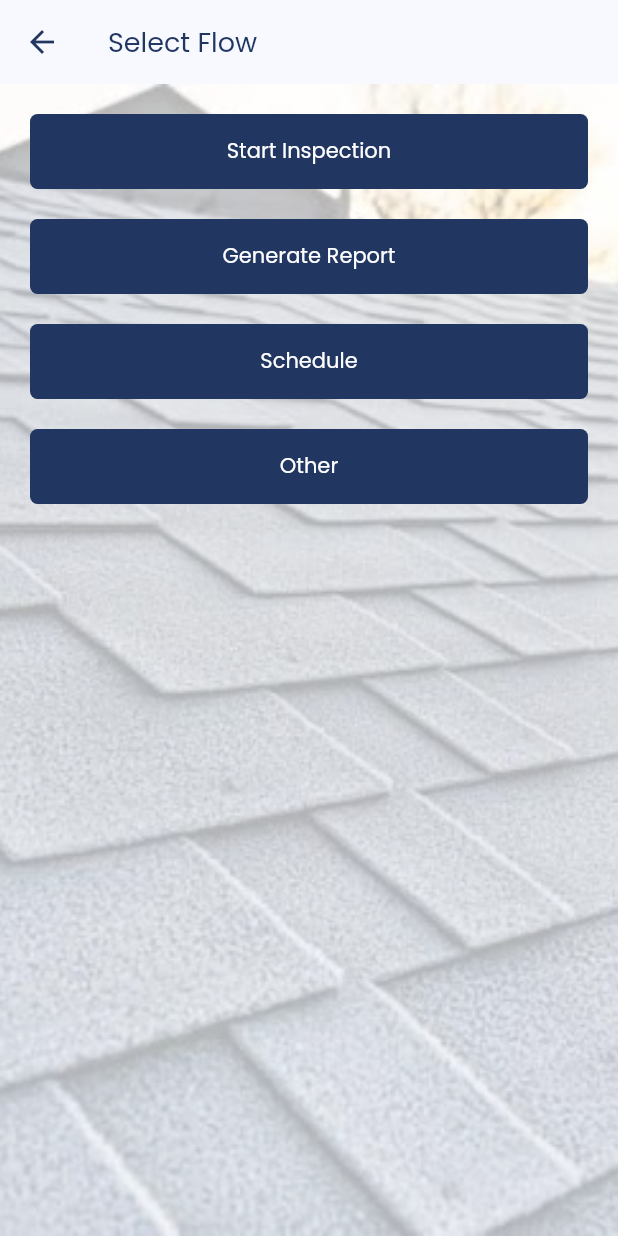
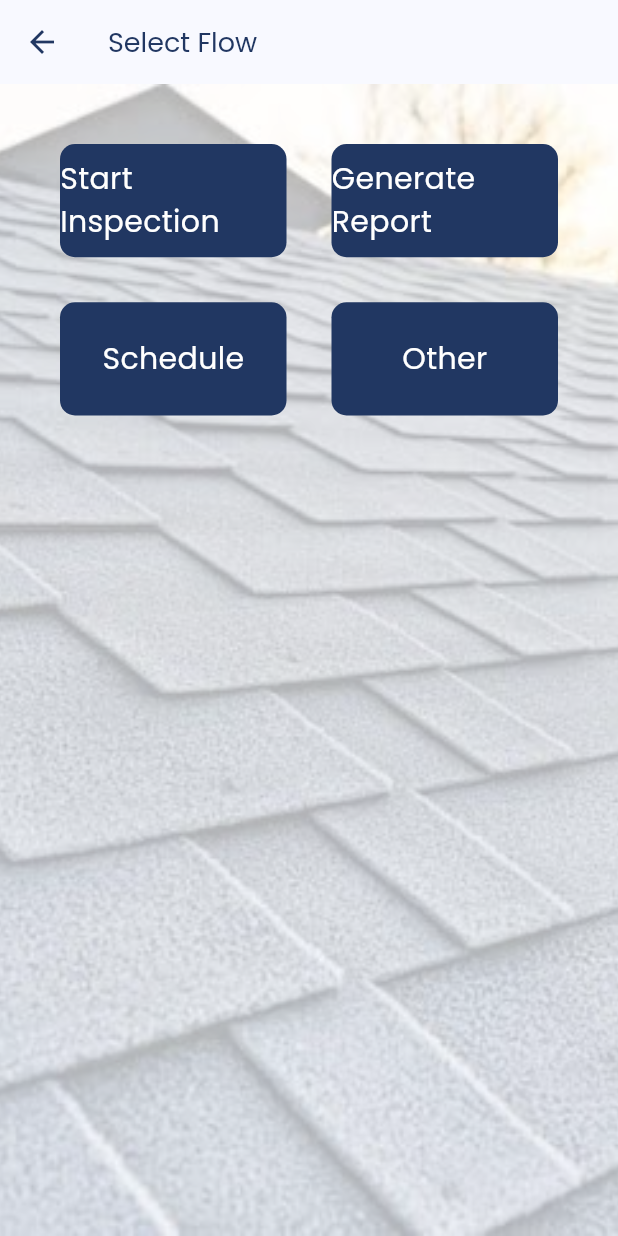
Before and after one commit to SPARSHAGGARWAL17/ai_inspection, a Flutter app: the FlowSelectionPage screen opened by its route, on a phone screen of 412 x 824 dp. Run offline on Flutter 3.47's test engine with Material 3 defaults, Android fonts, the phone set to English and light mode, and no system bars; our stand-ins replace firebase_core, firebase_storage, flutter_bloc, google_fonts, image_picker; missing offline and left inert: image_picker_web; accounts and stored records are empty.

Commit message:
Feat: refactor FlowSelectionPage to use GridView for improved flow selection UI

```diff
--- a/lib/view/flow_selection_page.dart
+++ b/lib/view/flow_selection_page.dart
@@ -1,6 +1,8 @@
+import 'package:ai_inspection/colors.dart';
 import 'package:ai_inspection/view/details_page.dart';
 import 'package:ai_inspection/widgets/bg_wrapper.dart';
 import 'package:flutter/material.dart';
+import 'package:google_fonts/google_fonts.dart';
 
 class _Flows {
   final String name;
@@ -30,22 +32,28 @@ class _FlowSelectionPageState extends State<FlowSelectionPage> {
       appBar: AppBar(title: Text('Select Flow')),
       body: BackgroundImage(
         child: Center(
-          child: Padding(
-            padding: const EdgeInsets.all(20.0),
-            child: Column(
-              mainAxisAlignment: MainAxisAlignment.center,
-              children: [
-                for (var flow in flows) ...[
-                  ElevatedButton(
-                    onPressed: () {
-                      Navigator.pushNamed(context, flow.routeName);
-                    },
-                    child: Text(flow.name),
-                  ),
-                  SizedBox(height: 20),
-                ],
-              ],
+          child: GridView.builder(
+            padding: EdgeInsets.all(40),
+            shrinkWrap: true,
+            gridDelegate: SliverGridDelegateWithFixedCrossAxisCount(
+              crossAxisCount: 2,
+              crossAxisSpacing: 30,
+              mainAxisSpacing: 30,
+              childAspectRatio: 2 / 1,
             ),
+            itemBuilder: (context, index) {
+              return InkWell(
+                onTap: () {
+                  Navigator.of(context).pushNamed(flows[index].routeName);
+                },
+                child: Container(
+                  decoration: BoxDecoration(borderRadius: BorderRadius.circular(10), color: AppColors.primaryColor),
+                  alignment: Alignment.center,
+                  child: Text(flows[index].name, style: GoogleFonts.poppins(fontSize: 20, color: Colors.white)),
+                ),
+              );
+            },
+            itemCount: flows.length,
           ),
         ),
       ),
```
